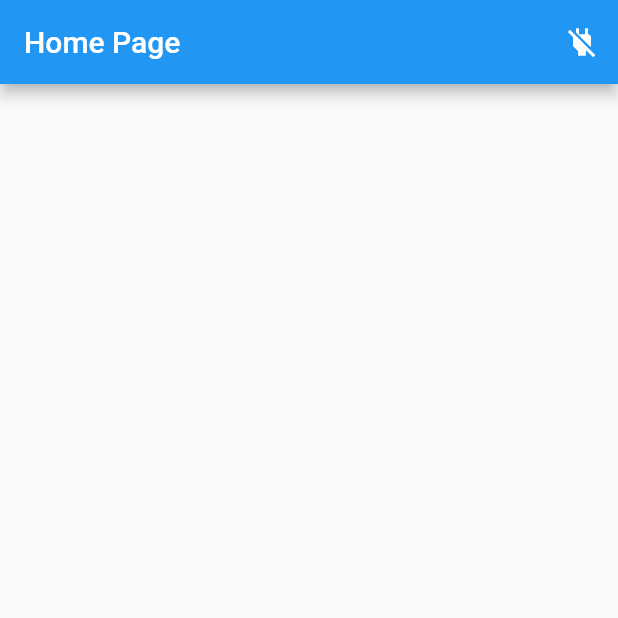
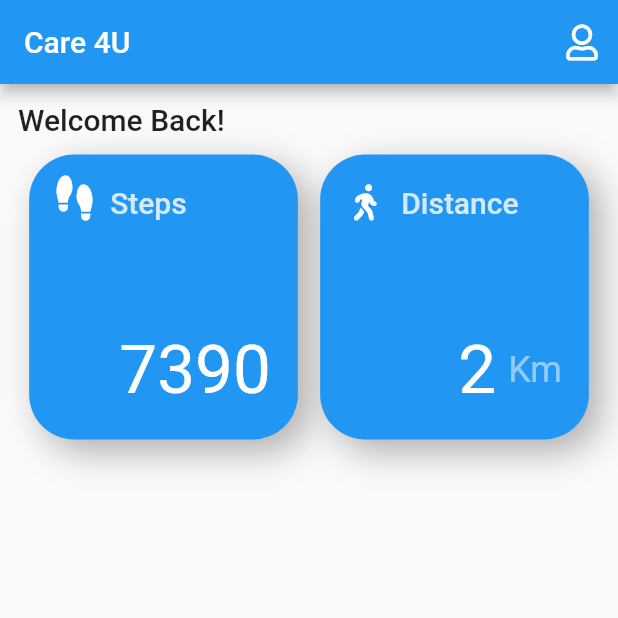
Before and after one commit to SumayaSiddique/Care_4_U_project, a Flutter app: the screen it shows once a user with an empty profile is signed in, on a phone screen of 412 x 824 dp, the top half of it. Run offline on Flutter 3.47's test engine with Material 2 defaults, Android fonts, the phone set to English and light mode, and no system bars; our stand-ins replace firebase_auth, firebase_core, flutter_svg, font_awesome_flutter, lottie; accounts and stored records are empty; Roboto replaces fonts that are missing (SF Pro Rounded).

Commit message:
HomeView Card added

```diff
--- a/care_4_u_project/lib/Screens/Home/HomeView.dart
+++ b/care_4_u_project/lib/Screens/Home/HomeView.dart
@@ -1,5 +1,6 @@
 import 'package:care_4_u_project/FirebaseAuth/auth_service.dart';
 import 'package:flutter/material.dart';
+import 'package:font_awesome_flutter/font_awesome_flutter.dart';
 import 'package:provider/provider.dart';
 
 class HomeView extends StatelessWidget {
@@ -7,19 +8,159 @@ class HomeView extends StatelessWidget {
 
   @override
   Widget build(BuildContext context) {
+    final theme = Theme.of(context).textTheme;
+    final size = MediaQuery.of(context).size;
     return Scaffold(
       appBar: AppBar(
-        title: Text("Home Page"),
+        title: Text("Care 4U"),
         actions: [
           IconButton(
             onPressed: () async {
               await context.read<AuthService>().logOut();
             },
-            icon: Icon(Icons.power_off),
+            icon: Icon(
+              FontAwesomeIcons.user,
+            ),
           )
         ],
       ),
-      body: Column(),
+      body: SingleChildScrollView(
+        child: Padding(
+          padding: const EdgeInsets.symmetric(horizontal: 12.0),
+          child: Column(
+            crossAxisAlignment: CrossAxisAlignment.start,
+            children: [
+              Padding(
+                padding: const EdgeInsets.symmetric(
+                  vertical: 12,
+                ),
+                child: Text(
+                  "Welcome Back!",
+                  style: theme.headline6,
+                ),
+              ),
+              Row(
+                mainAxisAlignment: MainAxisAlignment.spaceAround,
+                children: [
+                  HomeMediumCard(
+                    size: size,
+                    theme: theme,
+                    title: "7390",
+                    subtitle: "Steps",
+                    icon: RotatedBox(
+                      quarterTurns: 3,
+                      child: Icon(
+                        FontAwesomeIcons.shoePrints,
+                        color: Colors.white,
+                      ),
+                    ),
+                    caption: null,
+                  ),
+                  HomeMediumCard(
+                    size: size,
+                    theme: theme,
+                    title: "2",
+                    subtitle: "Distance",
+                    icon: Icon(
+                      FontAwesomeIcons.walking,
+                      color: Colors.white,
+                    ),
+                    caption: 'Km',
+                  ),
+                ],
+              ),
+            ],
+          ),
+        ),
+      ),
     );
   }
 }
+
+class HomeMediumCard extends StatelessWidget {
+  const HomeMediumCard({
+    Key? key,
+    required this.size,
+    required this.theme,
+    required this.title,
+    required this.subtitle,
+    required this.caption,
+    required this.icon,
+  }) : super(key: key);
+
+  final Size size;
+  final TextTheme theme;
+  final String title;
+  final String subtitle;
+  final String? caption;
+  final Widget icon;
+
+  @override
+  Widget build(BuildContext context) {
+    return Container(
+      height: 190,
+      width: size.width / 2.3,
+      decoration: BoxDecoration(
+        color: Colors.blue,
+        borderRadius: BorderRadius.circular(30),
+        boxShadow: [
+          BoxShadow(
+            color: Colors.black.withOpacity(0.3),
+            blurRadius: 20,
+            offset: Offset(8, 8),
+          ),
+        ],
+      ),
+      child: Padding(
+        padding: const EdgeInsets.symmetric(
+          vertical: 20.0,
+          horizontal: 18,
+        ),
+        child: Column(
+          crossAxisAlignment: CrossAxisAlignment.start,
+          mainAxisAlignment: MainAxisAlignment.spaceBetween,
+          children: [
+            Row(
+              children: [
+                icon,
+                SizedBox(
+                  width: 12,
+                ),
+                Text(
+                  subtitle,
+                  style: TextStyle(
+                    color: Colors.white.withOpacity(0.8),
+                    fontSize: theme.headline6!.fontSize,
+                    fontWeight: FontWeight.w500,
+                  ),
+                ),
+              ],
+            ),
+            Row(
+              mainAxisAlignment: MainAxisAlignment.end,
+              crossAxisAlignment: CrossAxisAlignment.center,
+              children: [
+                Flexible(
+                  child: Text(
+                    title,
+                    style: theme.headline3!.apply(color: Colors.white),
+                  ),
+                ),
+                if (caption != null)
+                  Padding(
+                    padding: const EdgeInsets.only(left: 8.0),
+                    child: Text(
+                      caption!,
+                      style: theme.headline5!.apply(
+                        color: Colors.white.withOpacity(0.5),
+                      ),
+                    ),
+                  )
+              ],
+            )
+          ],
+        ),
+      ),
+    );
+  }
+}
```
